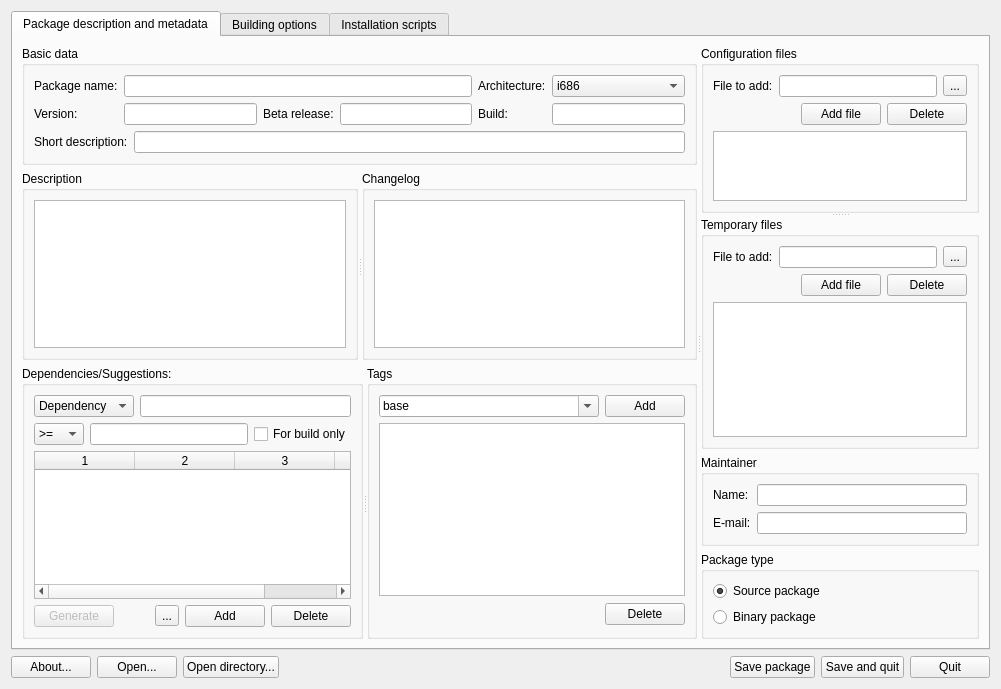
The window that mpkg/packagebuilder/package_builder.ui (BackupTheBerlios/mops) describes before a commit, drawn with Qt 5.
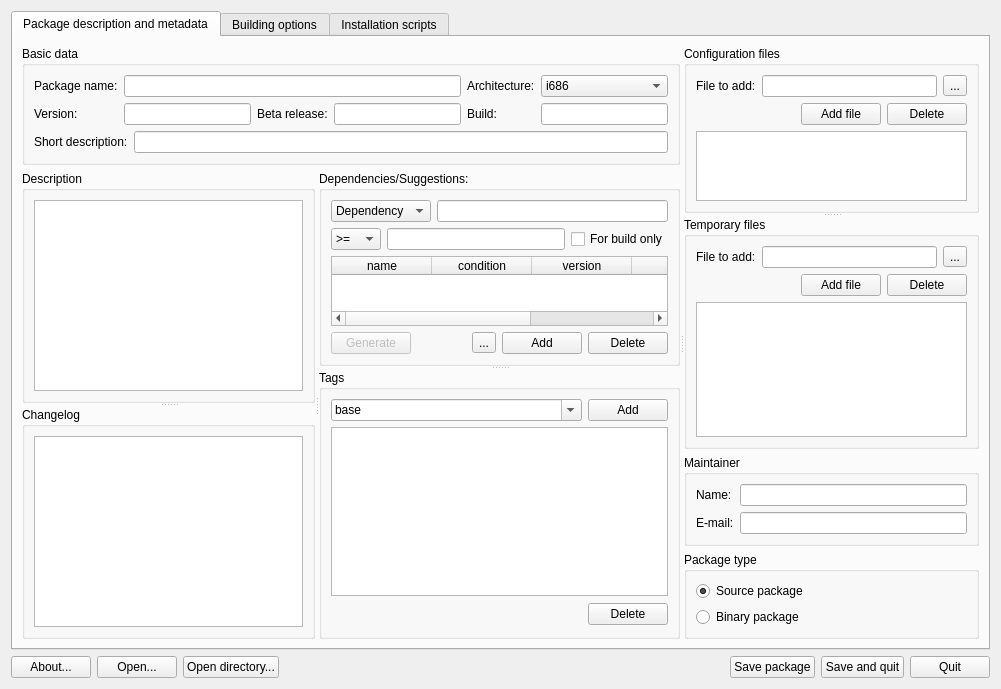
The same window after the commit. Icons and pictures are not drawn.

Patch:
```diff
--- a/mpkg/packagebuilder/package_builder.ui
+++ b/mpkg/packagebuilder/package_builder.ui
@@ -27,27 +27,12 @@
       </attribute>
       <layout class="QVBoxLayout" >
        <item>
-        <widget class="QSplitter" name="splitter_4" >
+        <widget class="QSplitter" name="splitter_5" >
          <property name="orientation" >
           <enum>Qt::Horizontal</enum>
          </property>
          <widget class="QWidget" name="layoutWidget" >
           <layout class="QVBoxLayout" >
-           <property name="spacing" >
-            <number>6</number>
-           </property>
-           <property name="leftMargin" >
-            <number>0</number>
-           </property>
-           <property name="topMargin" >
-            <number>0</number>
-           </property>
-           <property name="rightMargin" >
-            <number>0</number>
-           </property>
-           <property name="bottomMargin" >
-            <number>0</number>
-           </property>
            <item>
             <widget class="QGroupBox" name="groupBox_7" >
              <property name="title" >
@@ -166,31 +151,20 @@
             </widget>
            </item>
            <item>
+            <widget class="QSplitter" name="splitter_4" >
+             <property name="orientation" >
+              <enum>Qt::Horizontal</enum>
+             </property>
             <widget class="QSplitter" name="splitter_2" >
              <property name="orientation" >
-              <enum>Qt::Horizontal</enum>
+               <enum>Qt::Vertical</enum>
              </property>
              <widget class="QGroupBox" name="groupBox_6" >
               <property name="title" >
                <string>Description</string>
               </property>
-              <layout class="QVBoxLayout" >
-               <property name="spacing" >
-                <number>6</number>
-               </property>
-               <property name="leftMargin" >
-                <number>9</number>
-               </property>
-               <property name="topMargin" >
-                <number>9</number>
-               </property>
-               <property name="rightMargin" >
-                <number>9</number>
-               </property>
-               <property name="bottomMargin" >
-                <number>9</number>
-               </property>
-               <item>
+               <layout class="QGridLayout" >
+                <item row="0" column="0" >
                 <widget class="QTextEdit" name="DescriptionEdit" />
                </item>
               </layout>
@@ -221,11 +195,9 @@
               </layout>
              </widget>
             </widget>
-           </item>
-           <item>
             <widget class="QSplitter" name="splitter" >
              <property name="orientation" >
-              <enum>Qt::Horizontal</enum>
+               <enum>Qt::Vertical</enum>
              </property>
              <widget class="QGroupBox" name="groupBox" >
               <property name="sizePolicy" >
@@ -354,24 +326,32 @@
                  <property name="sortingEnabled" >
                   <bool>false</bool>
                  </property>
+                  <property name="columnCount" >
+                   <number>5</number>
+                  </property>
                  <column>
                   <property name="text" >
-                   <string>1</string>
+                    <string>name</string>
                   </property>
                  </column>
                  <column>
                   <property name="text" >
-                   <string>2</string>
+                    <string>condition</string>
                   </property>
                  </column>
                  <column>
                   <property name="text" >
-                   <string>3</string>
+                    <string>version</string>
                   </property>
                  </column>
                  <column>
                   <property name="text" >
-                   <string>4</string>
+                    <string>type</string>
+                   </property>
+                  </column>
+                  <column>
+                   <property name="text" >
+                    <string>flags</string>
                   </property>
                  </column>
                 </widget>
@@ -628,6 +608,7 @@
               </layout>
              </widget>
             </widget>
+            </widget>
            </item>
           </layout>
          </widget>
```
Left out of the diff: 16 changed lines with no effect on the pictures. Lines whose indentation alone changed are shown as unchanged.
